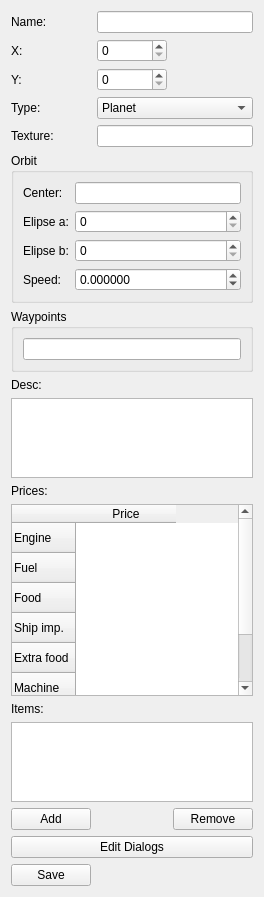
First picture: the form in mapper/ObjectEditor.ui, repository jankaluza/universe-traders, before the edit.
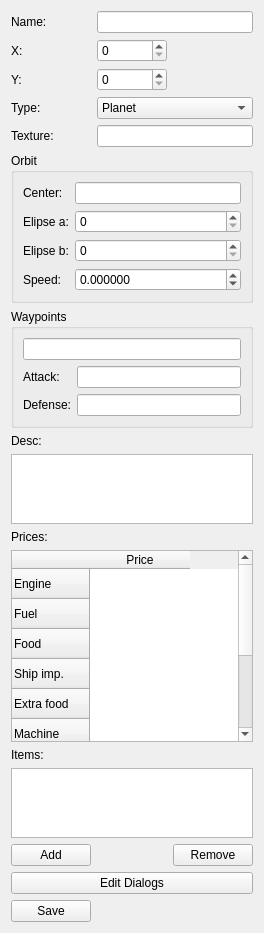
Second picture: the form after the edit.

Commit message: Add SHIP_WEAPON and SHIP_SHIELD categories. Allow setting attack/defense numbers in editor

Patch:
```diff
--- a/mapper/ObjectEditor.ui
+++ b/mapper/ObjectEditor.ui
@@ -163,9 +163,29 @@
       <string>Waypoints</string>
      </property>
      <layout class="QGridLayout" name="gridLayout_2">
-      <item row="0" column="0">
+      <item row="1" column="1">
+       <widget class="QLineEdit" name="attack"/>
+      </item>
+      <item row="1" column="0">
+       <widget class="QLabel" name="label_13">
+        <property name="text">
+         <string>Attack:</string>
+        </property>
+       </widget>
+      </item>
+      <item row="2" column="1">
+       <widget class="QLineEdit" name="defense"/>
+      </item>
+      <item row="0" column="0" colspan="2">
        <widget class="QLineEdit" name="waypoints"/>
       </item>
+      <item row="2" column="0">
+       <widget class="QLabel" name="label_14">
+        <property name="text">
+         <string>Defense:</string>
+        </property>
+       </widget>
+      </item>
      </layout>
     </widget>
    </item>
@@ -260,6 +280,16 @@
        <string>Gun</string>
       </property>
      </row>
+     <row>
+      <property name="text">
+       <string>Ship weapon</string>
+      </property>
+     </row>
+     <row>
+      <property name="text">
+       <string>Ship shield</string>
+      </property>
+     </row>
      <column>
       <property name="text">
        <string>Price</string>
```
The commit also changes 10 other files.
